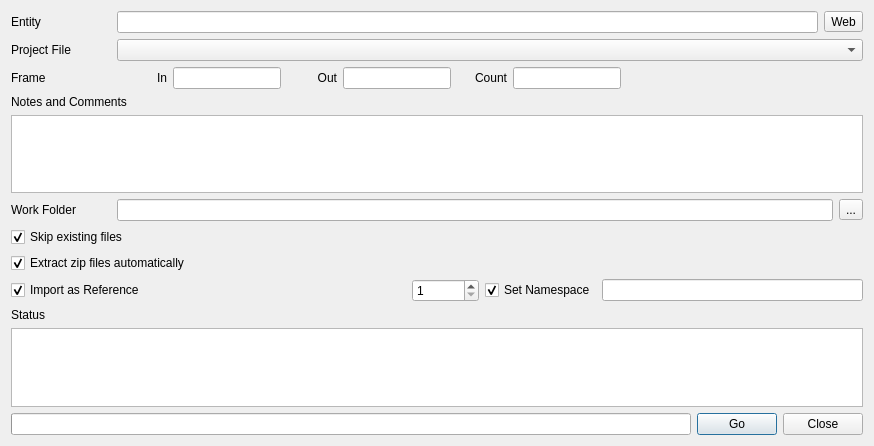
Old version of the form module/wildchildanimation/gui/forms/maya/loader_dialog.ui in the repository dearyangyu/swing.
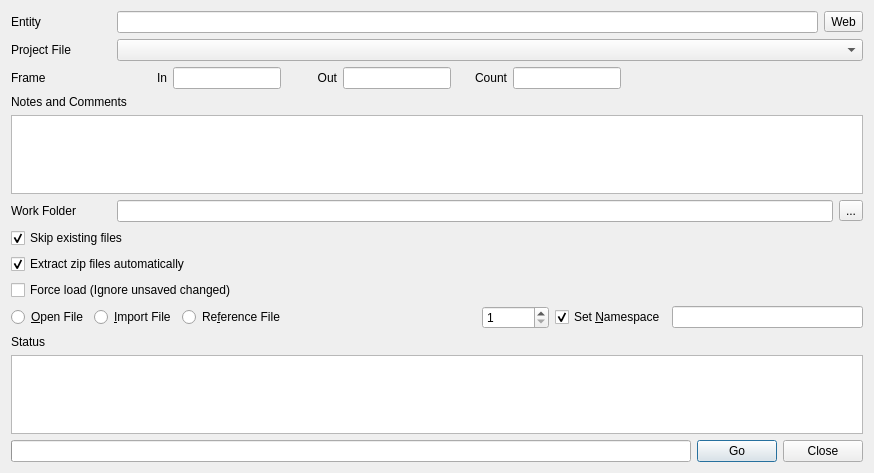
New version of the form.

Commit message: Loader changes, shelf builder

Patch:
```diff
--- a/module/wildchildanimation/gui/forms/maya/loader_dialog.ui
+++ b/module/wildchildanimation/gui/forms/maya/loader_dialog.ui
@@ -10,7 +10,7 @@
     <x>0</x>
     <y>0</y>
     <width>874</width>
-    <height>446</height>
+    <height>473</height>
    </rect>
   </property>
   <property name="windowTitle">
@@ -251,18 +251,42 @@
        </property>
       </widget>
      </item>
+     <item>
+      <widget class="QCheckBox" name="checkBoxForce">
+       <property name="text">
+        <string>Force load (Ignore unsaved changed)</string>
+       </property>
+      </widget>
+     </item>
      <item>
       <layout class="QHBoxLayout" name="horizontalLayout_4">
        <item>
-        <widget class="QCheckBox" name="checkBoxReferences">
-         <property name="toolTip">
-          <string>Unselect to load file</string>
+        <widget class="QRadioButton" name="openRb">
+         <property name="text">
+          <string>&amp;Open File</string>
          </property>
+         <property name="shortcut">
+          <string>Alt+O</string>
+         </property>
+        </widget>
+       </item>
+       <item>
+        <widget class="QRadioButton" name="importRb">
          <property name="text">
-          <string>Import as Reference</string>
+          <string>&amp;Import File</string>
          </property>
-         <property name="checked">
-          <bool>true</bool>
+         <property name="shortcut">
+          <string>Alt+I</string>
+         </property>
+        </widget>
+       </item>
+       <item>
+        <widget class="QRadioButton" name="referenceRb">
+         <property name="text">
+          <string>Re&amp;ference File</string>
+         </property>
+         <property name="shortcut">
+          <string>Alt+F</string>
          </property>
         </widget>
        </item>
@@ -292,7 +316,10 @@
        <item>
         <widget class="QCheckBox" name="checkBoxNamespace">
          <property name="text">
-          <string>Set Namespace</string>
+          <string>Set &amp;Namespace</string>
+         </property>
+         <property name="shortcut">
+          <string>Alt+N</string>
          </property>
          <property name="checked">
           <bool>true</bool>
```
The commit also changes 19 other files.
